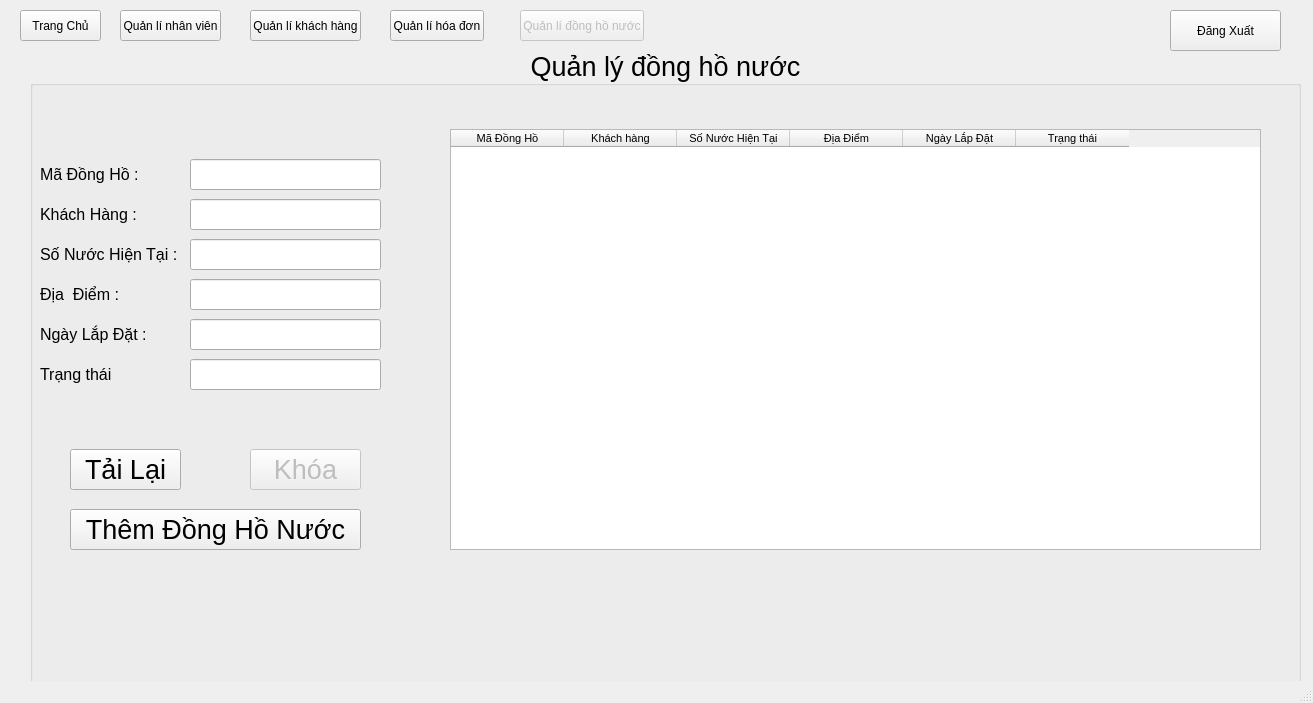
Above: GUI/UI/QuanLyDongHo.ui from MinhVi2004/WaterManagement before the change. Below: the same form after it.
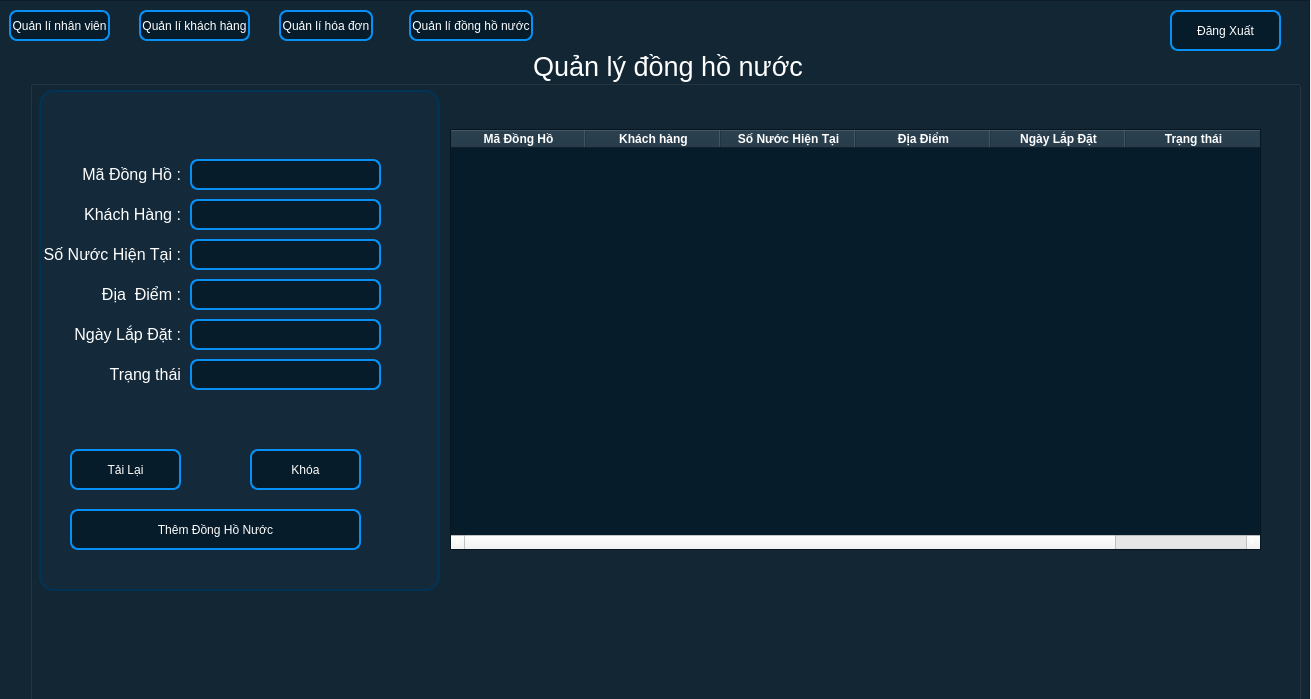
That is the form after the change.

Commit message: dark theme + xóa nút home

The edit to the form file:
```diff
--- a/GUI/UI/QuanLyDongHo.ui
+++ b/GUI/UI/QuanLyDongHo.ui
@@ -6,116 +6,14 @@
    <rect>
     <x>0</x>
     <y>0</y>
-    <width>1313</width>
-    <height>703</height>
+    <width>1311</width>
+    <height>699</height>
    </rect>
   </property>
   <property name="windowTitle">
    <string>MainWindow</string>
   </property>
   <widget class="QWidget" name="centralwidget">
-   <widget class="QPushButton" name="btnHome">
-    <property name="enabled">
-     <bool>true</bool>
-    </property>
-    <property name="geometry">
-     <rect>
-      <x>20</x>
-      <y>10</y>
-      <width>81</width>
-      <height>31</height>
-     </rect>
-    </property>
-    <property name="font">
-     <font>
-      <kerning>true</kerning>
-     </font>
-    </property>
-    <property name="styleSheet">
-     <string notr="true"/>
-    </property>
-    <property name="text">
-     <string>Trang Chủ</string>
-    </property>
-   </widget>
-   <widget class="QPushButton" name="btnHD_2">
-    <property name="enabled">
-     <bool>true</bool>
-    </property>
-    <property name="geometry">
-     <rect>
-      <x>390</x>
-      <y>10</y>
-      <width>94</width>
-      <height>31</height>
-     </rect>
-    </property>
-    <property name="styleSheet">
-     <string notr="true"/>
-    </property>
-    <property name="text">
-     <string>Quản lí hóa đơn</string>
-    </property>
-   </widget>
-   <widget class="QPushButton" name="btnKH_2">
-    <property name="geometry">
-     <rect>
-      <x>250</x>
-      <y>10</y>
-      <width>111</width>
-      <height>31</height>
-     </rect>
-    </property>
-    <property name="styleSheet">
-     <string notr="true"/>
-    </property>
-    <property name="text">
-     <string>Quản lí khách hàng</string>
-    </property>
-   </widget>
-   <widget class="QPushButton" name="btnDHN_2">
-    <property name="enabled">
-     <bool>false</bool>
-    </property>
-    <property name="geometry">
-     <rect>
-      <x>520</x>
-      <y>10</y>
-      <width>124</width>
-      <height>31</height>
-     </rect>
-    </property>
-    <property name="styleSheet">
-     <string notr="true"/>
-    </property>
-    <property name="text">
-     <string>Quản lí đồng hồ nước</string>
-    </property>
-   </widget>
-   <widget class="QPushButton" name="btnNV_2">
-    <property name="enabled">
-     <bool>true</bool>
-    </property>
-    <property name="geometry">
-     <rect>
-      <x>120</x>
-      <y>10</y>
-      <width>101</width>
-      <height>31</height>
-     </rect>
-    </property>
-    <property name="font">
-     <font>
-      <kerning>true</kerning>
-     </font>
-    </property>
-    <property name="styleSheet">
-     <string notr="true"/>
-    </property>
-    <property name="text">
-     <string>Quản lí nhân viên</string>
-    </property>
-   </widget>
    <widget class="QGroupBox" name="groupBox">
     <property name="geometry">
      <rect>
@@ -130,6 +28,9 @@
       <pointsize>20</pointsize>
      </font>
     </property>
+    <property name="styleSheet">
+     <string notr="true">color:white;</string>
+    </property>
     <property name="title">
      <string>Quản lý đồng hồ nước</string>
     </property>
@@ -153,6 +54,9 @@
      <property name="text">
       <string>Mã Đồng Hồ :</string>
      </property>
+     <property name="alignment">
+      <set>Qt::AlignRight|Qt::AlignTrailing|Qt::AlignVCenter</set>
+     </property>
     </widget>
     <widget class="QLineEdit" name="txtMaDH">
      <property name="enabled">
@@ -171,6 +75,12 @@
        <pointsize>10</pointsize>
       </font>
      </property>
+     <property name="styleSheet">
+      <string notr="true">background-color: rgb(7, 28, 42);
+border: 2px solid rgb(7, 144, 245);   /* Blue border */
+border-radius: 8px;
+color:white;</string>
+     </property>
      <property name="readOnly">
       <bool>true</bool>
      </property>
@@ -189,6 +99,12 @@
        <pointsize>10</pointsize>
       </font>
      </property>
+     <property name="styleSheet">
+      <string notr="true">background-color: rgb(7, 28, 42);
+border: 2px solid rgb(7, 144, 245);   /* Blue border */
+border-radius: 8px;
+color:white;</string>
+     </property>
      <property name="text">
       <string/>
      </property>
@@ -213,6 +129,9 @@
      <property name="text">
       <string>Khách Hàng :</string>
      </property>
+     <property name="alignment">
+      <set>Qt::AlignRight|Qt::AlignTrailing|Qt::AlignVCenter</set>
+     </property>
     </widget>
     <widget class="QTableWidget" name="List">
      <property name="geometry">
@@ -231,9 +150,46 @@
      </property>
      <property name="font">
       <font>
-       <pointsize>8</pointsize>
+       <pointsize>-1</pointsize>
       </font>
      </property>
+     <property name="styleSheet">
+      <string notr="true">QTableWidget {
+    background-color: rgb(7, 28, 42);     /* cell background */
+    color: white;                  /* text color */
+    gridline-color: #dcdcdc;         /* grid line color */
+    font-size: 14px;
+}
+
+QTableWidget::item:selected {
+    background-color: #85c1e9;       /* selected row background */
+    color: white;                    /* selected text color */
+}
+QHeaderView::section {
+    background-color: rgb(25, 47, 63);
+    color: white;
+    font-weight: bold;
+}
+
+QScrollBar:horizontal {
+    background: rgb(0, 0, 0);
+    height: 10px;
+    margin: 0px;
+}
+
+QScrollBar::handle:horizontal {
+    background: #3498db;
+    min-width: 20px;
+    border-radius: 5px;
+}
+
+QScrollBar::add-line:horizontal,
+QScrollBar::sub-line:horizontal {
+    background: none;
+    width: 0px;
+}
+</string>
+     </property>
      <property name="autoScroll">
       <bool>true</bool>
      </property>
@@ -253,7 +209,7 @@
       <bool>true</bool>
      </property>
      <attribute name="horizontalHeaderDefaultSectionSize">
-      <number>113</number>
+      <number>135</number>
      </attribute>
      <attribute name="horizontalHeaderStretchLastSection">
       <bool>false</bool>
@@ -306,6 +262,12 @@
        <pointsize>10</pointsize>
       </font>
      </property>
+     <property name="styleSheet">
+      <string notr="true">background-color: rgb(7, 28, 42);
+border: 2px solid rgb(7, 144, 245);   /* Blue border */
+border-radius: 8px;
+color:white;</string>
+     </property>
      <property name="text">
       <string/>
      </property>
@@ -330,6 +292,9 @@
      <property name="text">
       <string>Số Nước Hiện Tại :</string>
      </property>
+     <property name="alignment">
+      <set>Qt::AlignRight|Qt::AlignTrailing|Qt::AlignVCenter</set>
+     </property>
     </widget>
     <widget class="QLineEdit" name="txtTrangThai">
      <property name="geometry">
@@ -345,6 +310,12 @@
        <pointsize>10</pointsize>
       </font>
      </property>
+     <property name="styleSheet">
+      <string notr="true">background-color: rgb(7, 28, 42);
+border: 2px solid rgb(7, 144, 245);   /* Blue border */
+border-radius: 8px;
+color:white;</string>
+     </property>
      <property name="text">
       <string/>
      </property>
@@ -369,6 +340,9 @@
      <property name="text">
       <string>Trạng thái</string>
      </property>
+     <property name="alignment">
+      <set>Qt::AlignRight|Qt::AlignTrailing|Qt::AlignVCenter</set>
+     </property>
     </widget>
     <widget class="QLineEdit" name="txtNgayLapDat">
      <property name="geometry">
@@ -384,6 +358,12 @@
        <pointsize>10</pointsize>
       </font>
      </property>
+     <property name="styleSheet">
+      <string notr="true">background-color: rgb(7, 28, 42);
+border: 2px solid rgb(7, 144, 245);   /* Blue border */
+border-radius: 8px;
+color:white;</string>
+     </property>
      <property name="text">
       <string/>
      </property>
@@ -408,6 +388,9 @@
      <property name="text">
       <string>Ngày Lắp Đặt :</string>
      </property>
+     <property name="alignment">
+      <set>Qt::AlignRight|Qt::AlignTrailing|Qt::AlignVCenter</set>
+     </property>
     </widget>
     <widget class="QLabel" name="label_8">
      <property name="geometry">
@@ -426,6 +409,9 @@
      <property name="text">
       <string>Địa  Điểm :</string>
      </property>
+     <property name="alignment">
+      <set>Qt::AlignRight|Qt::AlignTrailing|Qt::AlignVCenter</set>
+     </property>
     </widget>
     <widget class="QLineEdit" name="txtDiaDiem">
      <property name="geometry">
@@ -441,6 +427,12 @@
        <pointsize>10</pointsize>
       </font>
      </property>
+     <property name="styleSheet">
+      <string notr="true">background-color: rgb(7, 28, 42);
+border: 2px solid rgb(7, 144, 245);   /* Blue border */
+border-radius: 8px;
+color:white;</string>
+     </property>
      <property name="text">
       <string/>
      </property>
@@ -457,6 +449,12 @@
        <height>41</height>
       </rect>
      </property>
+     <property name="styleSheet">
+      <string notr="true">background-color: rgb(7, 28, 42);
+border: 2px solid rgb(7, 144, 245);   /* Blue border */
+border-radius: 8px;
+color:white;</string>
+     </property>
      <property name="text">
       <string>Thêm Đồng Hồ Nước</string>
      </property>
@@ -470,6 +468,12 @@
        <height>41</height>
       </rect>
      </property>
+     <property name="styleSheet">
+      <string notr="true">background-color: rgb(7, 28, 42);
+border: 2px solid rgb(7, 144, 245);   /* Blue border */
+border-radius: 8px;
+color:white;</string>
+     </property>
      <property name="text">
       <string>Tải Lại</string>
      </property>
@@ -486,6 +490,12 @@
        <height>41</height>
       </rect>
      </property>
+     <property name="styleSheet">
+      <string notr="true">background-color: rgb(7, 28, 42);
+border: 2px solid rgb(7, 144, 245);   /* Blue border */
+border-radius: 8px;
+color:white;</string>
+     </property>
      <property name="text">
       <string>Khóa</string>
      </property>
@@ -500,22 +510,150 @@
       <height>41</height>
      </rect>
     </property>
+    <property name="styleSheet">
+     <string notr="true">background-color: rgb(7, 28, 42);
+border: 2px solid rgb(7, 144, 245);   /* Blue border */
+border-radius: 8px;
+color:white;</string>
+    </property>
     <property name="text">
      <string>Đăng Xuất</string>
     </property>
    </widget>
+   <widget class="QFrame" name="frame">
+    <property name="geometry">
+     <rect>
+      <x>-1</x>
+      <y>0</y>
+      <width>1311</width>
+      <height>741</height>
+     </rect>
+    </property>
+    <property name="styleSheet">
+     <string notr="true">background-color: rgb(18, 38, 52);</string>
+    </property>
+    <property name="frameShape">
+     <enum>QFrame::StyledPanel</enum>
+    </property>
+    <property name="frameShadow">
+     <enum>QFrame::Raised</enum>
+    </property>
+    <widget class="QPushButton" name="btnNV_2">
+     <property name="enabled">
+      <bool>true</bool>
+     </property>
+     <property name="geometry">
+      <rect>
+       <x>10</x>
+       <y>10</y>
+       <width>101</width>
+       <height>31</height>
+      </rect>
+     </property>
+     <property name="font">
+      <font>
+       <kerning>true</kerning>
+      </font>
+     </property>
+     <property name="styleSheet">
+      <string notr="true">background-color: rgb(7, 28, 42);
+border: 2px solid rgb(7, 144, 245);   /* Blue border */
+border-radius: 8px;
+color:white;</string>
+     </property>
+     <property name="text">
+      <string>Quản lí nhân viên</string>
+     </property>
+    </widget>
+    <widget class="QPushButton" name="btnDHN_2">
+     <property name="enabled">
+      <bool>false</bool>
+     </property>
+     <property name="geometry">
+      <rect>
+       <x>410</x>
+       <y>10</y>
+       <width>124</width>
+       <height>31</height>
+      </rect>
+     </property>
+     <property name="styleSheet">
+      <string notr="true">background-color: rgb(7, 28, 42);
+border: 2px solid rgb(7, 144, 245);   /* Blue border */
+border-radius: 8px;
+color:white;</string>
+     </property>
+     <property name="text">
+      <string>Quản lí đồng hồ nước</string>
+     </property>
+    </widget>
+    <widget class="QPushButton" name="btnKH_2">
+     <property name="geometry">
+      <rect>
+       <x>140</x>
+       <y>10</y>
+       <width>111</width>
+       <height>31</height>
+      </rect>
+     </property>
+     <property name="styleSheet">
+      <string notr="true">background-color: rgb(7, 28, 42);
+border: 2px solid rgb(7, 144, 245);   /* Blue border */
+border-radius: 8px;
+color:white;</string>
+     </property>
+     <property name="text">
+      <string>Quản lí khách hàng</string>
+     </property>
+    </widget>
+    <widget class="QPushButton" name="btnHD_2">
+     <property name="enabled">
+      <bool>true</bool>
+     </property>
+     <property name="geometry">
+      <rect>
+       <x>280</x>
+       <y>10</y>
+       <width>94</width>
+       <height>31</height>
+      </rect>
+     </property>
+     <property name="styleSheet">
+      <string notr="true">background-color: rgb(7, 28, 42);
+border: 2px solid rgb(7, 144, 245);   /* Blue border */
+border-radius: 8px;
+color:white;</string>
+     </property>
+     <property name="text">
+      <string>Quản lí hóa đơn</string>
+     </property>
+    </widget>
+    <widget class="QFrame" name="frame_2">
+     <property name="geometry">
+      <rect>
+       <x>40</x>
+       <y>90</y>
+       <width>401</width>
+       <height>501</height>
+      </rect>
+     </property>
+     <property name="styleSheet">
+      <string notr="true">background-color: rgb(20, 43, 59);
+ border: 2px solid rgb(1, 52, 88);      /* Blue outline */
+    border-radius: 15px;            /* Rounded corners */</string>
+     </property>
+     <property name="frameShape">
+      <enum>QFrame::StyledPanel</enum>
+     </property>
+     <property name="frameShadow">
+      <enum>QFrame::Raised</enum>
+     </property>
+    </widget>
+   </widget>
+   <zorder>frame</zorder>
+   <zorder>groupBox</zorder>
+   <zorder>btnDangXuat</zorder>
   </widget>
-  <widget class="QMenuBar" name="menubar">
-   <property name="geometry">
-    <rect>
-     <x>0</x>
-     <y>0</y>
-     <width>1313</width>
-     <height>26</height>
-    </rect>
-   </property>
-  </widget>
-  <widget class="QStatusBar" name="statusbar"/>
  </widget>
  <resources/>
  <connections/>
```
Left out of the diff: 3 changed lines with no effect on the pictures. The commit also changes 13 other files.
